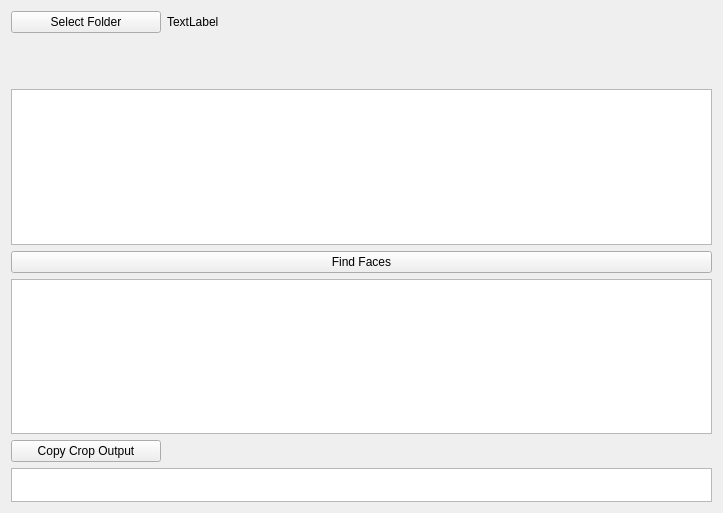
Before: the Qt Designer form ui/detect_face_gui.ui in tw1sted1981/advanced_python_project, drawn with Qt 5.
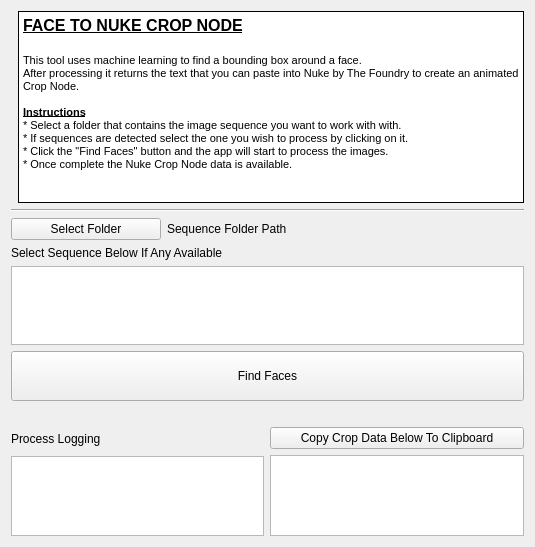
After: the same form once the commit is applied. Icons and pictures are not drawn.

Commit message: updated UI and added some images to it.  Copy button still needs resolving

Patch:
```diff
--- a/ui/detect_face_gui.ui
+++ b/ui/detect_face_gui.ui
@@ -6,20 +6,20 @@
    <rect>
     <x>0</x>
     <y>0</y>
-    <width>723</width>
-    <height>513</height>
+    <width>535</width>
+    <height>547</height>
    </rect>
   </property>
   <property name="sizePolicy">
-   <sizepolicy hsizetype="Expanding" vsizetype="Fixed">
+   <sizepolicy hsizetype="Expanding" vsizetype="Maximum">
     <horstretch>0</horstretch>
     <verstretch>0</verstretch>
    </sizepolicy>
   </property>
   <property name="minimumSize">
    <size>
-    <width>500</width>
-    <height>200</height>
+    <width>535</width>
+    <height>547</height>
    </size>
   </property>
   <property name="maximumSize">
@@ -32,6 +32,105 @@
    <string>Detect Faces</string>
   </property>
   <layout class="QVBoxLayout" name="verticalLayout_2">
+   <item>
+    <layout class="QHBoxLayout" name="horizontalLayout_3">
+     <property name="spacing">
+      <number>0</number>
+     </property>
+     <property name="topMargin">
+      <number>0</number>
+     </property>
+     <item>
+      <widget class="QLabel" name="lbl_face">
+       <property name="sizePolicy">
+        <sizepolicy hsizetype="Preferred" vsizetype="MinimumExpanding">
+         <horstretch>0</horstretch>
+         <verstretch>0</verstretch>
+        </sizepolicy>
+       </property>
+       <property name="text">
+        <string/>
+       </property>
+       <property name="pixmap">
+        <pixmap resource="detect_face_gui.qrc">:/images/IMG_4242.jpg</pixmap>
+       </property>
+       <property name="scaledContents">
+        <bool>true</bool>
+       </property>
+      </widget>
+     </item>
+     <item>
+      <widget class="QTextBrowser" name="textBrowser">
+       <property name="enabled">
+        <bool>true</bool>
+       </property>
+       <property name="sizePolicy">
+        <sizepolicy hsizetype="Expanding" vsizetype="MinimumExpanding">
+         <horstretch>0</horstretch>
+         <verstretch>0</verstretch>
+        </sizepolicy>
+       </property>
+       <property name="minimumSize">
+        <size>
+         <width>0</width>
+         <height>0</height>
+        </size>
+       </property>
+       <property name="mouseTracking">
+        <bool>false</bool>
+       </property>
+       <property name="acceptDrops">
+        <bool>false</bool>
+       </property>
+       <property name="frameShape">
+        <enum>QFrame::Box</enum>
+       </property>
+       <property name="frameShadow">
+        <enum>QFrame::Plain</enum>
+       </property>
+       <property name="html">
+        <string>&lt;!DOCTYPE HTML PUBLIC &quot;-//W3C//DTD HTML 4.0//EN&quot; &quot;http://www.w3.org/TR/REC-html40/strict.dtd&quot;&gt;
+&lt;html&gt;&lt;head&gt;&lt;meta name=&quot;qrichtext&quot; content=&quot;1&quot; /&gt;&lt;style type=&quot;text/css&quot;&gt;
+p, li { white-space: pre-wrap; }
+&lt;/style&gt;&lt;/head&gt;&lt;body style=&quot; font-family:'MS Shell Dlg 2'; font-size:8.25pt; font-weight:400; font-style:normal;&quot;&gt;
+&lt;p style=&quot; margin-top:0px; margin-bottom:0px; margin-left:0px; margin-right:0px; -qt-block-indent:0; text-indent:0px;&quot;&gt;&lt;span style=&quot; font-size:12pt; font-weight:600; text-decoration: underline;&quot;&gt;FACE TO NUKE CROP NODE&lt;/span&gt;&lt;/p&gt;
+&lt;p style=&quot;-qt-paragraph-type:empty; margin-top:0px; margin-bottom:0px; margin-left:0px; margin-right:0px; -qt-block-indent:0; text-indent:0px; font-size:12pt; font-weight:600; text-decoration: underline;&quot;&gt;&lt;br /&gt;&lt;/p&gt;
+&lt;p style=&quot; margin-top:0px; margin-bottom:0px; margin-left:0px; margin-right:0px; -qt-block-indent:0; text-indent:0px;&quot;&gt;This tool uses machine learning to find a bounding box around a face.  &lt;/p&gt;
+&lt;p style=&quot; margin-top:0px; margin-bottom:0px; margin-left:0px; margin-right:0px; -qt-block-indent:0; text-indent:0px;&quot;&gt;After processing it returns the text that you can paste into Nuke by The Foundry to create an animated Crop Node.&lt;/p&gt;
+&lt;p style=&quot;-qt-paragraph-type:empty; margin-top:0px; margin-bottom:0px; margin-left:0px; margin-right:0px; -qt-block-indent:0; text-indent:0px;&quot;&gt;&lt;br /&gt;&lt;/p&gt;
+&lt;p style=&quot; margin-top:0px; margin-bottom:0px; margin-left:0px; margin-right:0px; -qt-block-indent:0; text-indent:0px;&quot;&gt;&lt;span style=&quot; font-weight:600; text-decoration: underline;&quot;&gt;Instructions&lt;/span&gt;&lt;/p&gt;
+&lt;p style=&quot; margin-top:0px; margin-bottom:0px; margin-left:0px; margin-right:0px; -qt-block-indent:0; text-indent:0px;&quot;&gt;* Select a folder that contains the image sequence you want to work with with.&lt;/p&gt;
+&lt;p style=&quot; margin-top:0px; margin-bottom:0px; margin-left:0px; margin-right:0px; -qt-block-indent:0; text-indent:0px;&quot;&gt;* If sequences are detected select the one you wish to process by clicking on it.&lt;/p&gt;
+&lt;p style=&quot; margin-top:0px; margin-bottom:0px; margin-left:0px; margin-right:0px; -qt-block-indent:0; text-indent:0px;&quot;&gt;* Click the &amp;quot;Find Faces&amp;quot; button and the app will start to process the images.&lt;/p&gt;
+&lt;p style=&quot; margin-top:0px; margin-bottom:0px; margin-left:0px; margin-right:0px; -qt-block-indent:0; text-indent:0px;&quot;&gt;* Once complete the Nuke Crop Node data is available.&lt;/p&gt;&lt;/body&gt;&lt;/html&gt;</string>
+       </property>
+      </widget>
+     </item>
+    </layout>
+   </item>
+   <item>
+    <spacer name="verticalSpacer_2">
+     <property name="orientation">
+      <enum>Qt::Vertical</enum>
+     </property>
+     <property name="sizeType">
+      <enum>QSizePolicy::Preferred</enum>
+     </property>
+     <property name="sizeHint" stdset="0">
+      <size>
+       <width>20</width>
+       <height>10</height>
+      </size>
+     </property>
+    </spacer>
+   </item>
+   <item>
+    <widget class="Line" name="line">
+     <property name="orientation">
+      <enum>Qt::Horizontal</enum>
+     </property>
+    </widget>
+   </item>
    <item>
     <layout class="QHBoxLayout" name="horizontalLayout_2">
      <property name="sizeConstraint">
@@ -59,7 +158,7 @@
      <item>
       <widget class="QLabel" name="lbl_folder_directory">
        <property name="text">
-        <string>TextLabel</string>
+        <string>Sequence Folder Path</string>
        </property>
       </widget>
      </item>
@@ -68,10 +167,30 @@
    <item>
     <layout class="QVBoxLayout" name="verticalLayout_5">
      <property name="topMargin">
-      <number>50</number>
+      <number>0</number>
      </property>
      <item>
-      <widget class="QListWidget" name="sequences_list"/>
+      <widget class="QLabel" name="label">
+       <property name="text">
+        <string>Select Sequence Below If Any Available</string>
+       </property>
+      </widget>
+     </item>
+     <item>
+      <widget class="QListWidget" name="sequences_list">
+       <property name="sizePolicy">
+        <sizepolicy hsizetype="Expanding" vsizetype="Preferred">
+         <horstretch>0</horstretch>
+         <verstretch>0</verstretch>
+        </sizepolicy>
+       </property>
+       <property name="minimumSize">
+        <size>
+         <width>0</width>
+         <height>0</height>
+        </size>
+       </property>
+      </widget>
      </item>
     </layout>
    </item>
@@ -79,6 +198,18 @@
     <layout class="QVBoxLayout" name="verticalLayout">
      <item>
       <widget class="QPushButton" name="btn_findFaces">
+       <property name="sizePolicy">
+        <sizepolicy hsizetype="Minimum" vsizetype="Minimum">
+         <horstretch>0</horstretch>
+         <verstretch>0</verstretch>
+        </sizepolicy>
+       </property>
+       <property name="minimumSize">
+        <size>
+         <width>0</width>
+         <height>50</height>
+        </size>
+       </property>
        <property name="text">
         <string>Find Faces</string>
        </property>
@@ -87,48 +218,97 @@
     </layout>
    </item>
    <item>
-    <layout class="QVBoxLayout" name="verticalLayout_4">
-     <item>
-      <widget class="QPlainTextEdit" name="lbl_crop"/>
-     </item>
-     <item>
-      <widget class="QPushButton" name="pushButton">
-       <property name="maximumSize">
-        <size>
-         <width>150</width>
-         <height>16777215</height>
-        </size>
-       </property>
-       <property name="text">
-        <string>Copy Crop Output</string>
-       </property>
-      </widget>
-     </item>
-    </layout>
+    <spacer name="verticalSpacer">
+     <property name="orientation">
+      <enum>Qt::Vertical</enum>
+     </property>
+     <property name="sizeType">
+      <enum>QSizePolicy::Fixed</enum>
+     </property>
+     <property name="sizeHint" stdset="0">
+      <size>
+       <width>40</width>
+       <height>20</height>
+      </size>
+     </property>
+    </spacer>
    </item>
    <item>
-    <layout class="QVBoxLayout" name="verticalLayout_3">
+    <layout class="QHBoxLayout" name="horizontalLayout">
+     <property name="topMargin">
+      <number>0</number>
+     </property>
      <item>
-      <widget class="QPlainTextEdit" name="txt_statusLog">
-       <property name="minimumSize">
-        <size>
-         <width>0</width>
-         <height>30</height>
-        </size>
+      <layout class="QVBoxLayout" name="verticalLayout_4">
+       <property name="rightMargin">
+        <number>0</number>
        </property>
-       <property name="maximumSize">
-        <size>
-         <width>16777215</width>
-         <height>70</height>
-        </size>
+       <item>
+        <widget class="QLabel" name="label_2">
+         <property name="minimumSize">
+          <size>
+           <width>0</width>
+           <height>23</height>
+          </size>
+         </property>
+         <property name="text">
+          <string>Process Logging</string>
+         </property>
+        </widget>
+       </item>
+       <item>
+        <widget class="QPlainTextEdit" name="txt_statusLog">
+         <property name="minimumSize">
+          <size>
+           <width>0</width>
+           <height>0</height>
+          </size>
+         </property>
+         <property name="maximumSize">
+          <size>
+           <width>16777215</width>
+           <height>16777215</height>
+          </size>
+         </property>
+         <property name="readOnly">
+          <bool>true</bool>
+         </property>
+         <property name="plainText">
+          <string/>
+         </property>
+        </widget>
+       </item>
+      </layout>
+     </item>
+     <item>
+      <layout class="QVBoxLayout" name="verticalLayout_3">
+       <property name="leftMargin">
+        <number>0</number>
        </property>
-       <property name="readOnly">
-        <bool>true</bool>
-       </property>
-       <property name="plainText">
-        <string/>
-       </property>
-      </widget>
+       <item>
+        <widget class="QPushButton" name="btn_copy_to_clipboard">
+         <property name="maximumSize">
+          <size>
+           <width>16777215</width>
+           <height>16777215</height>
+          </size>
+         </property>
+         <property name="text">
+          <string>Copy Crop Data Below To Clipboard</string>
+         </property>
+        </widget>
+       </item>
+       <item>
+        <widget class="QPlainTextEdit" name="lbl_crop">
+         <property name="minimumSize">
+          <size>
+           <width>0</width>
+           <height>0</height>
+          </size>
+         </property>
+        </widget>
+       </item>
+      </layout>
      </item>
     </layout>
    </item>
```
Left out of the diff: 7 changed lines with no effect on the pictures. The commit also changes 3 other files.
